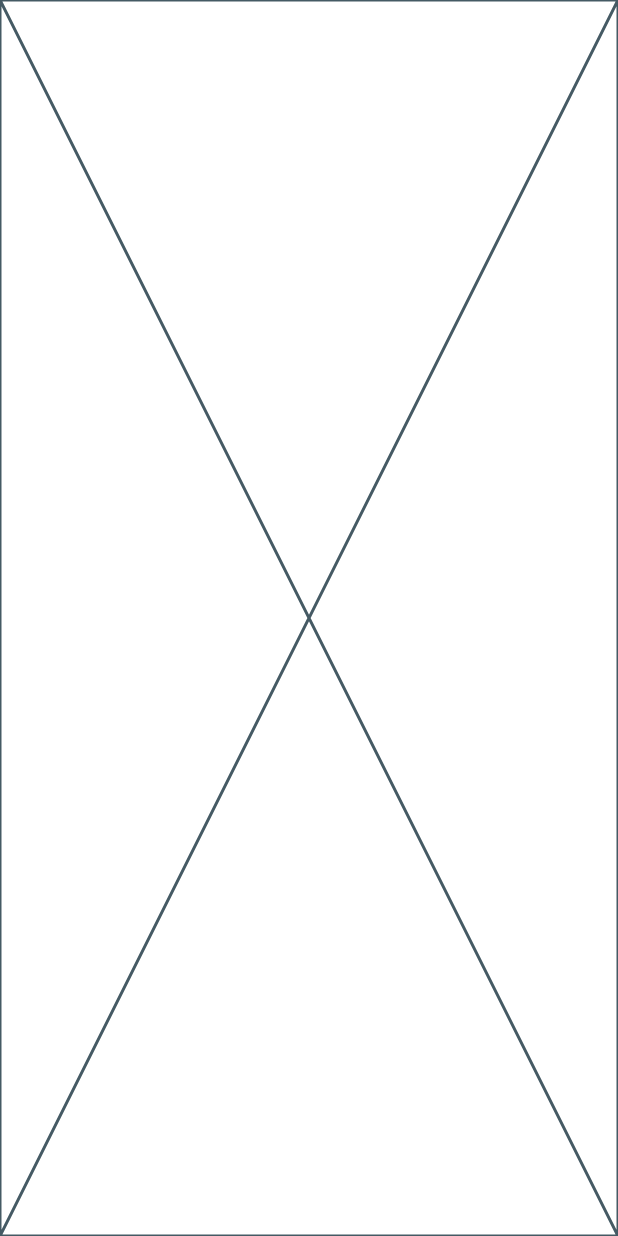
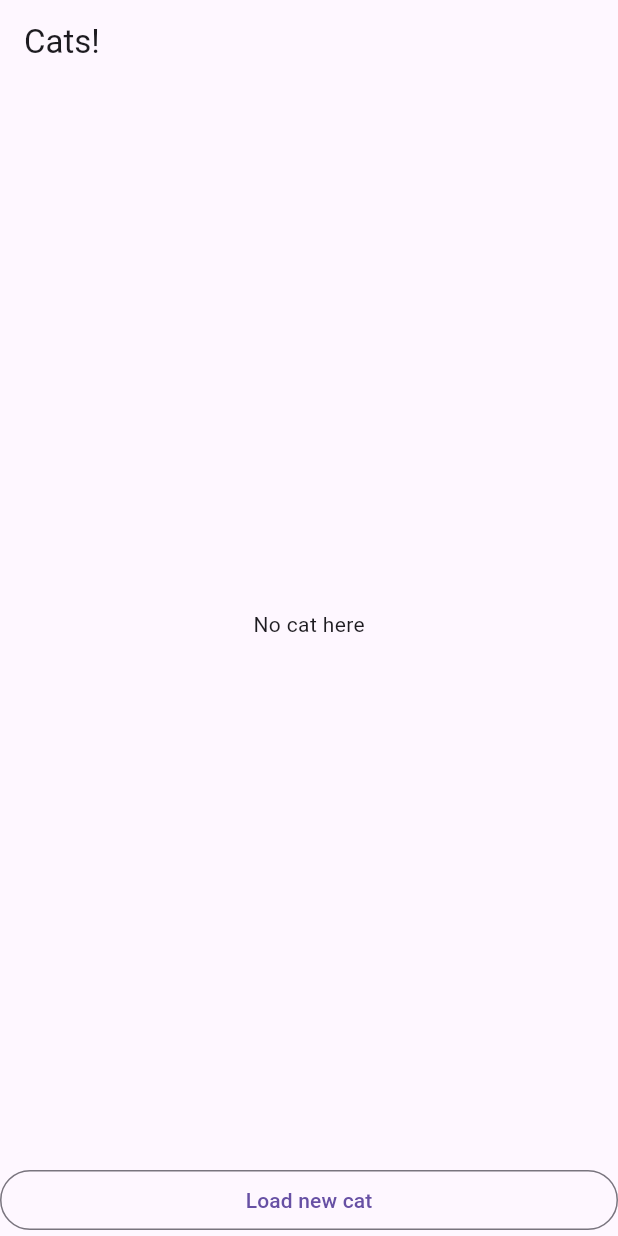
Before and after one commit to BenjaminZaiser/cats, a Flutter app: the screen it shows after launch, on a phone screen of 412 x 824 dp. Run offline on Flutter 3.47's test engine with Material 3 defaults, Android fonts, the phone set to English and light mode, and no system bars; our stand-ins replace dio, flutter_bloc, get_it.

Commit message:
2:15h done with implementation + 80% coverage

```diff
--- a/lib/main.dart
+++ b/lib/main.dart
@@ -1,6 +1,12 @@
+import 'package:cats/ui/cats_controller.dart';
+import 'package:cats/repository/cats_repository.dart';
+import 'package:cats/ui/cats_screen.dart';
 import 'package:flutter/material.dart';
+import 'package:flutter_bloc/flutter_bloc.dart';
+import 'package:get_it/get_it.dart';
 
 void main() {
+  GetIt.I.registerSingleton(CatsRepository());
   runApp(const MyApp());
 }
 
@@ -9,9 +15,12 @@ class MyApp extends StatelessWidget {
 
   @override
   Widget build(BuildContext context) {
-    return const MaterialApp(
+    return MaterialApp(
       title: 'Flutter Demo',
-      home: Placeholder(),
+      home: BlocProvider(
+        create: (_) => CatsController(),
+        child: const CatsScreen(),
+      ),
     );
   }
 }
--- /dev/null
+++ b/lib/model/cat.dart
@@ -0,0 +1,7 @@
+import 'dart:typed_data';
+
+class Cat {
+  final Uint8List image;
+
+  Cat({required this.image});
+}
--- /dev/null
+++ b/lib/repository/cats_repository.dart
@@ -0,0 +1,14 @@
+import 'package:cats/model/cat.dart';
+import 'package:dio/dio.dart';
+
+class CatsRepository {
+  final _dio = Dio();
+
+  Future<Cat> loadRandomCat() async {
+    final response = await _dio.get(
+      "https://cataas.com/cat",
+      options: Options(responseType: ResponseType.bytes),
+    );
+    return Cat(image: response.data);
+  }
+}
--- /dev/null
+++ b/lib/ui/cats_controller.dart
@@ -0,0 +1,28 @@
+import 'package:cats/model/cat.dart';
+import 'package:cats/repository/cats_repository.dart';
+import 'package:flutter_bloc/flutter_bloc.dart';
+import 'package:get_it/get_it.dart';
+
+class CatsController extends Cubit<BaseState> {
+  final _repository = GetIt.I.get<CatsRepository>();
+
+  CatsController() : super(InitialState());
+
+  Future<void> loadCats() async {
+    emit(LoadingState());
+    final cat = await _repository.loadRandomCat();
+    emit(CatLoadedState(cat: cat));
+  }
+}
+
+abstract class BaseState {}
+
+class InitialState extends BaseState {}
+
+class LoadingState extends BaseState {}
+
+class CatLoadedState extends BaseState {
+  final Cat cat;
+
+  CatLoadedState({required this.cat});
+}
--- /dev/null
+++ b/lib/ui/cats_screen.dart
@@ -0,0 +1,28 @@
+import 'package:cats/ui/cats_controller.dart';
+import 'package:flutter/material.dart';
+import 'package:flutter_bloc/flutter_bloc.dart';
+
+class CatsScreen extends StatelessWidget {
+  const CatsScreen({super.key});
+
+  @override
+  Widget build(BuildContext context) {
+    return Scaffold(
+      appBar: AppBar(title: const Text("Cats!")),
+      body: Center(
+        child: BlocBuilder<CatsController, BaseState>(builder: (context, state) {
+          if (state is LoadingState) {
+            return const Center(child: CircularProgressIndicator());
+          }
+          if (state is CatLoadedState) {
+            return Image.memory(state.cat.image);
+          }
+          return const Text("No cat here");
+        }),
+      ),
+      bottomNavigationBar: OutlinedButton(
+          onPressed: () => BlocProvider.of<CatsController>(context).loadCats(),
+          child: const Text("Load new cat")),
+    );
+  }
+}
```
Also changed, not shown: pubspec.yaml (+7 -0 lines), pubspec.lock, 5 other files.
